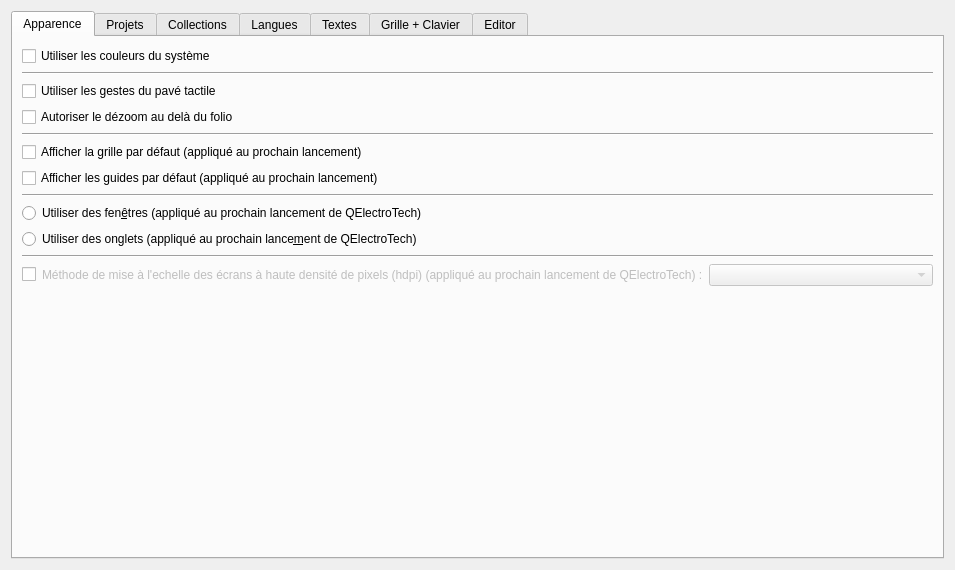
Qt form sources/ui/configpage/generalconfigurationpage.ui (qelectrotech/qelectrotech-source-mirror) before a commit.
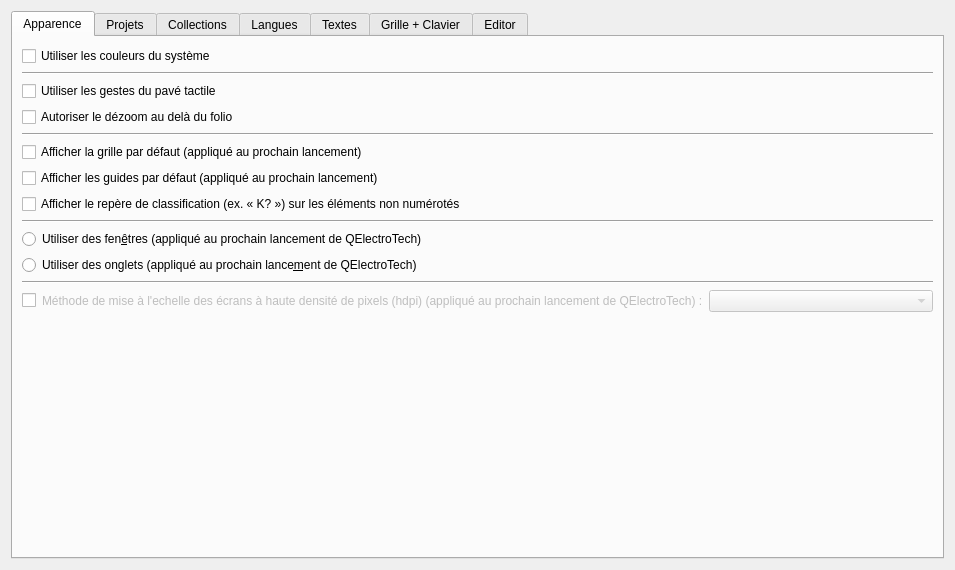
The same form after that commit.

Commit message: Make the classification placeholder optional (default on)

Patch:
```diff
--- a/sources/ui/configpage/generalconfigurationpage.ui
+++ b/sources/ui/configpage/generalconfigurationpage.ui
@@ -73,6 +73,16 @@
          </property>
         </widget>
        </item>
+       <item>
+        <widget class="QCheckBox" name="m_show_classification_placeholder">
+         <property name="toolTip">
+          <string>Les éléments dont la catégorie ne porte aucune lettre de classification restent inchangés.</string>
+         </property>
+         <property name="text">
+          <string>Afficher le repère de classification (ex. « K? ») sur les éléments non numérotés</string>
+         </property>
+        </widget>
+       </item>
        <item>
         <widget class="Line" name="line_5">
          <property name="orientation">
```
The commit also changes 2 other files.
